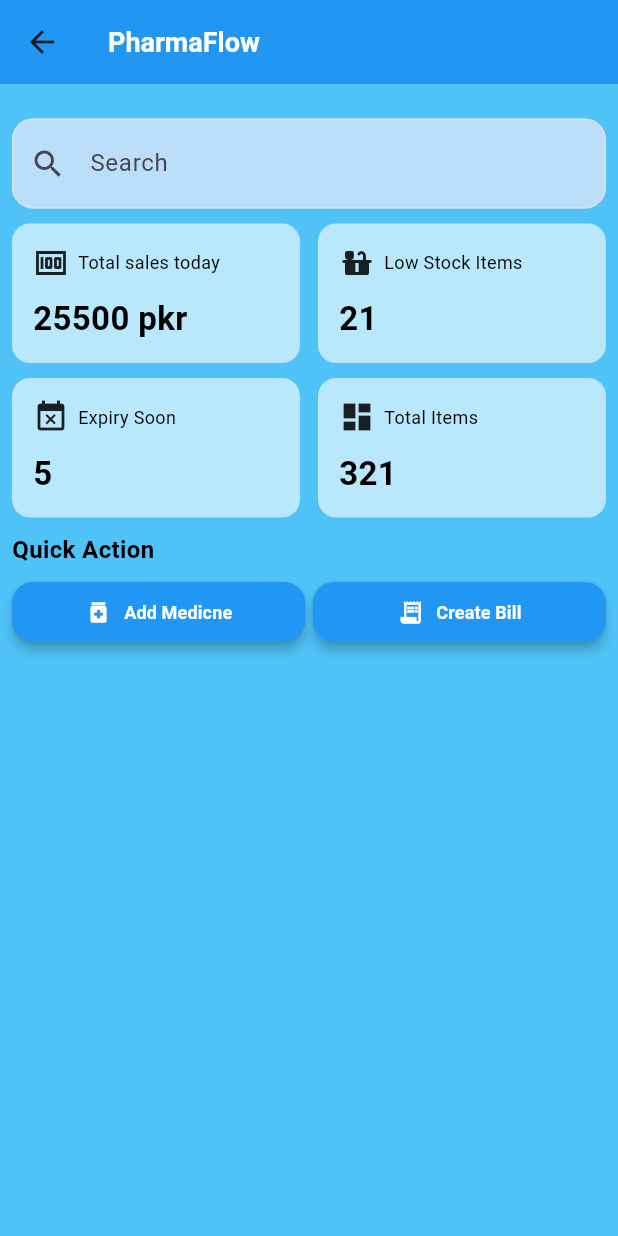
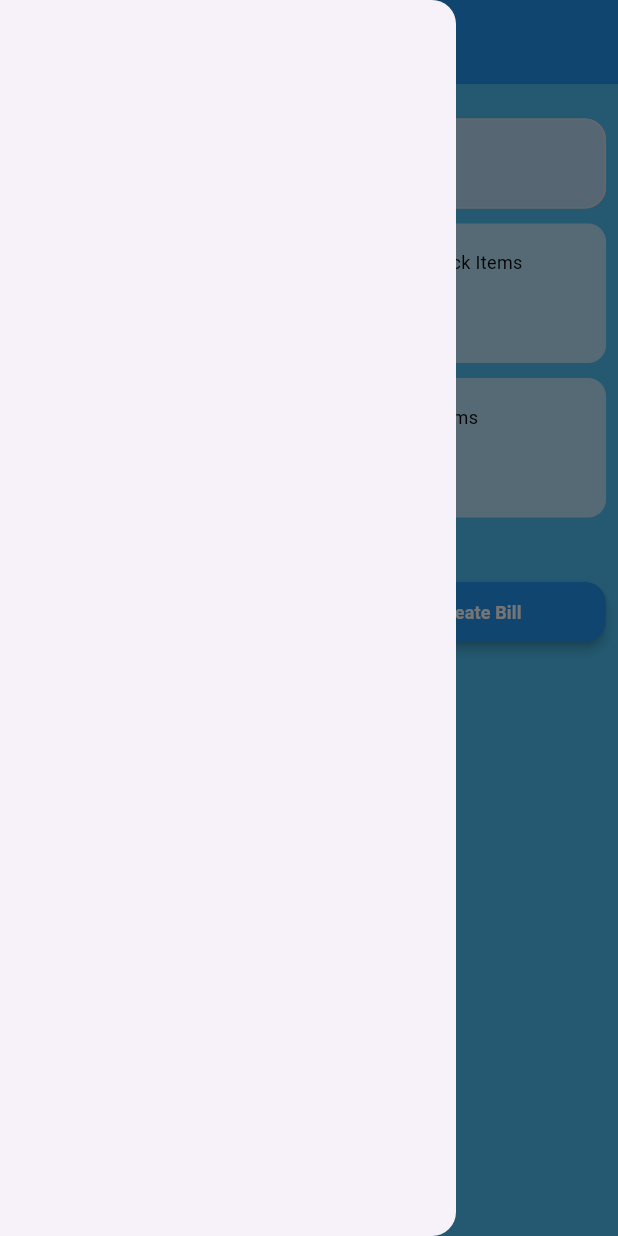
Before and after one commit to Raza373316/PharmaFlow, a Flutter app: the Dashboard screen opened directly, with the side drawer open (before the commit the screen has no drawer), on a phone screen of 412 x 824 dp. Run offline on Flutter 3.47's test engine with Material 3 defaults, Android fonts, the phone set to English and light mode, and no system bars.

```diff
--- a/lib/View/AppScreens/Dashboard.dart
+++ b/lib/View/AppScreens/Dashboard.dart
@@ -22,6 +22,9 @@ class _DashboardState extends State<Dashboard> {
         backgroundColor: Colors.blue,
       ),
       backgroundColor: Colors.lightBlue.shade300,
+      drawer: Drawer(
+
+      ),
       body: Padding(
         padding: const EdgeInsets.all(8.0),
         child: Column(
```
